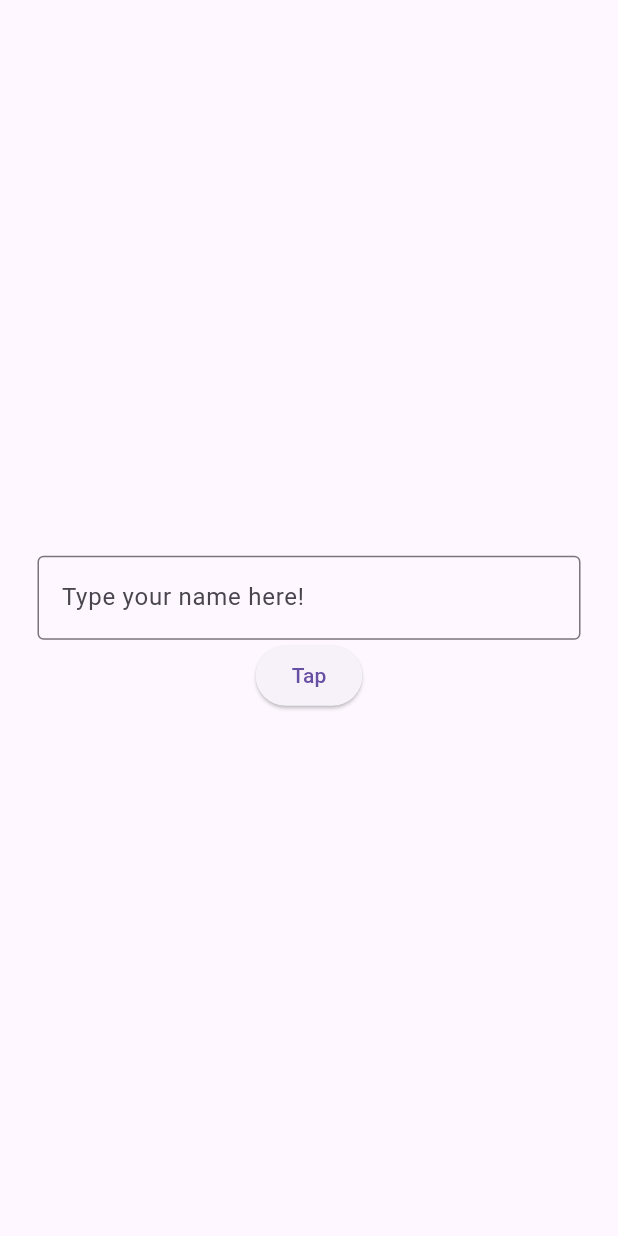
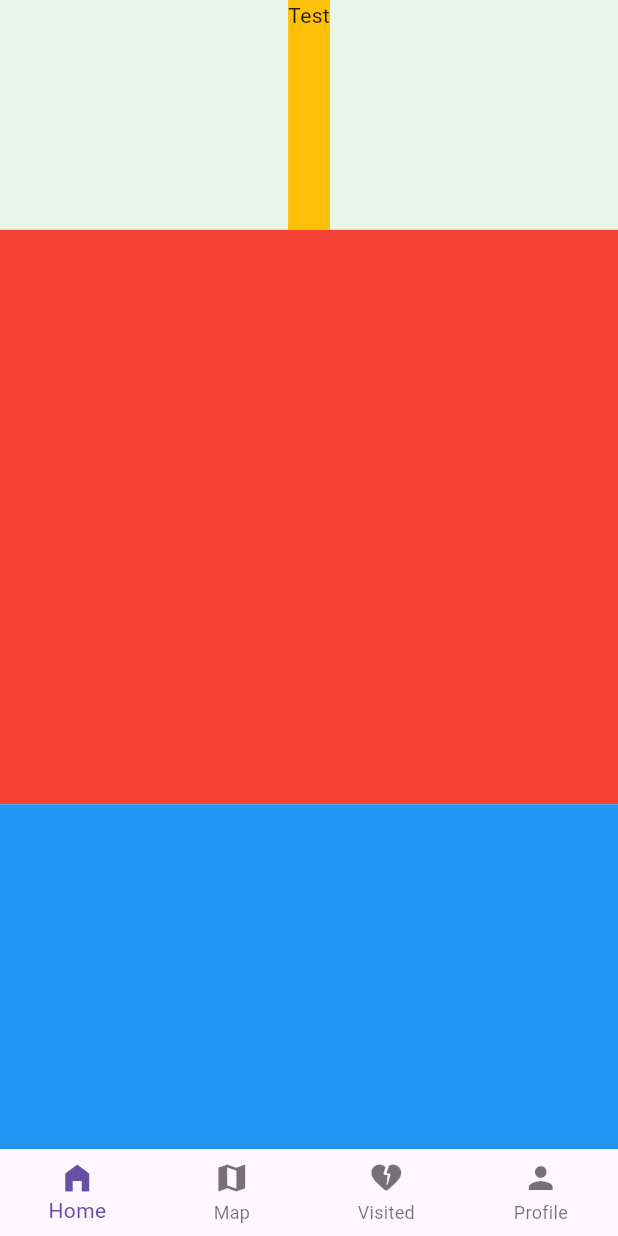
Before and after one commit to Luroi24/madridmug_flutter, a Flutter app: the screen it shows after launch, on a phone screen of 412 x 824 dp. Run offline on Flutter 3.47's test engine with Material 3 defaults, Android fonts, the phone set to English and light mode, and no system bars.

Commit message:
Added the four main pages. Added bottom navigation menu.

```diff
--- a/lib/main.dart
+++ b/lib/main.dart
@@ -1,5 +1,8 @@
+// ignore_for_file: prefer_const_constructors
+
 import 'package:flutter/material.dart';
 import 'package:madridmug_flutter/pages/counter_page.dart';
+import 'package:madridmug_flutter/pages/menu_page.dart';
 import 'package:madridmug_flutter/pages/todo_page.dart';
 
 void main() {
@@ -13,7 +16,11 @@ class MyApp extends StatelessWidget {
   Widget build(BuildContext context) {
     return MaterialApp(
       debugShowCheckedModeBanner: false,
-      home: ToDoPage(),
+      theme: ThemeData(
+        primarySwatch: Colors.yellow,
+        primaryColor: Colors.yellow,
+      ),
+      home: MenuPage(),
     );
   }
 }
--- /dev/null
+++ b/lib/pages/home_page.dart
@@ -0,0 +1,47 @@
+// ignore_for_file: prefer_const_constructors, prefer_const_literals_to_create_immutables
+
+import 'package:flutter/material.dart';
+
+class HomePage extends StatefulWidget {
+  const HomePage({super.key});
+
+  @override
+  State<HomePage> createState() => _HomePageState();
+}
+
+class _HomePageState extends State<HomePage> {
+  @override
+  Widget build(BuildContext context) {
+    return Scaffold(
+      backgroundColor: Colors.green[50],
+      body: Column(
+        children: [
+          // Top title. Shows current localization in the form of string (reverse use of the Geopoint)
+          Expanded(
+            flex: 2,
+            child: Container(
+              color: Colors.amber,
+              child: Text("Test"),
+            )
+          ),
+
+          // Cards - Popular places
+          Expanded(
+            flex: 5,
+            child: Container(
+              color: Colors.red,
+            )
+          ),
+
+          // Cards - Nearby places
+          Expanded(
+            flex: 3,
+            child: Container(
+              color: Colors.blue,
+            )
+          )
+        ],
+      )
+    );
+  }
+}
--- /dev/null
+++ b/lib/pages/menu_page.dart
@@ -0,0 +1,72 @@
+// ignore_for_file: prefer_const_constructors, prefer_const_literals_to_create_immutables, prefer_const_constructors_in_immutables
+
+import 'package:flutter/material.dart';
+import 'package:madridmug_flutter/pages/home_page.dart';
+import 'package:madridmug_flutter/pages/map_page.dart';
+import 'package:madridmug_flutter/pages/profile.dart';
+import 'package:madridmug_flutter/pages/visited_page.dart';
+
+class MenuPage extends StatefulWidget {
+  MenuPage({super.key});
+
+  @override
+  State<MenuPage> createState() => _MenuPageState();
+}
+
+class _MenuPageState extends State<MenuPage> {
+  final List _pages = [
+    HomePage(),
+    MapPage(),
+    VisitedPage(),
+    ProfilePage(),
+  ];
+
+  // Keep track of index
+  int _selectedIndex = 0;
+
+  // Change selected index
+  void _bottomNavSelected(int index){
+    setState(() {
+      _selectedIndex = index;
+    });
+  }
+
+  @override
+  Widget build(BuildContext context) {
+    return Scaffold(
+      body: _pages[_selectedIndex],
+      bottomNavigationBar: BottomNavigationBar(
+        type: BottomNavigationBarType.fixed,
+        currentIndex: _selectedIndex,
+        onTap: _bottomNavSelected,
+        items: [
+          // Home button
+          BottomNavigationBarItem(
+            icon: Icon(
+              Icons.home_filled,
+            ),
+            label: "Home",
+          ),
+
+          // Map button
+          BottomNavigationBarItem(
+            icon: Icon(Icons.map),
+            label: "Map"
+          ),
+
+          // Visited button
+          BottomNavigationBarItem(
+            icon: Icon(Icons.heart_broken_rounded),
+            label: "Visited"
+          ),
+
+          // Profile button
+          BottomNavigationBarItem(
+            icon: Icon(Icons.person),
+            label: "Profile"
+          ),
+        ],
+      ),
+    );
+  }
+}
```
Also changed, not shown: lib/pages/map_page.dart (added, +18 -0 lines), lib/pages/profile.dart (added, +19 -0 lines), lib/pages/visited_page.dart (added, +16 -0 lines).
